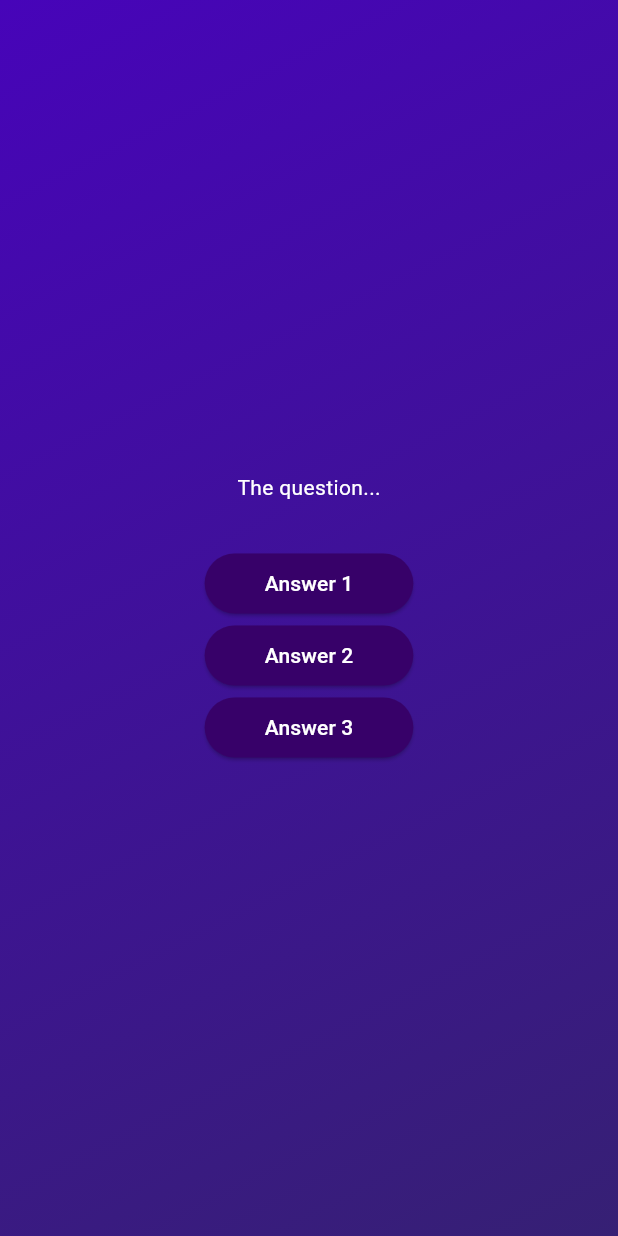
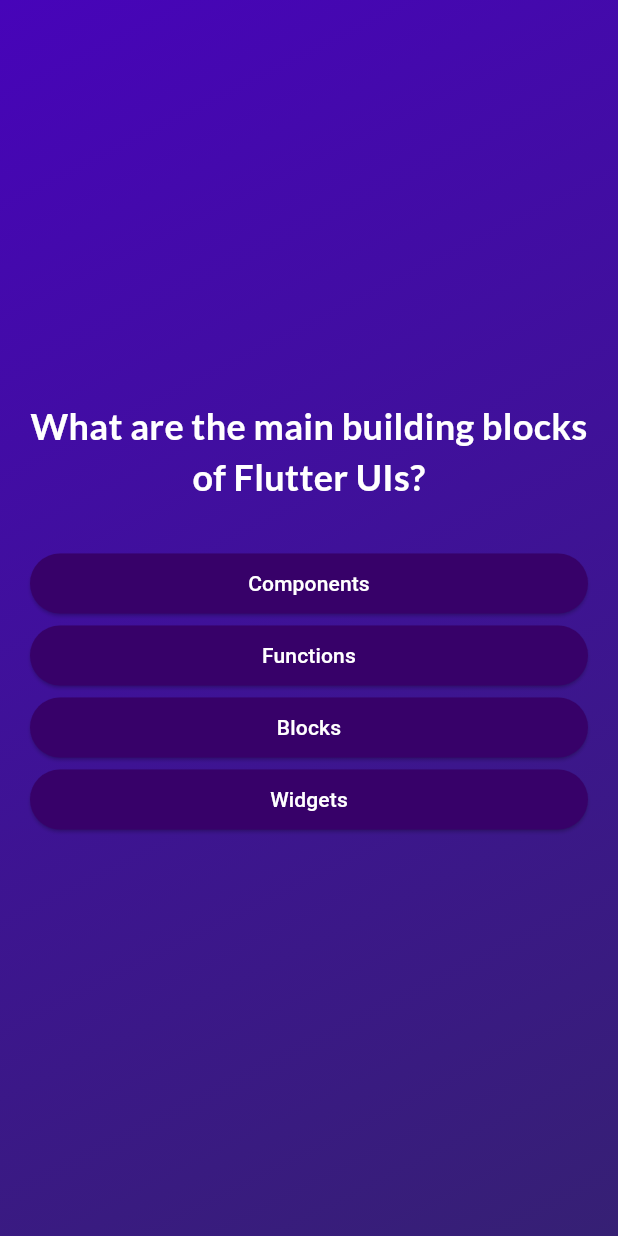
Before and after one commit to c13rryy/quiz_app, a Flutter app: the screen it shows after launch, after a tap on "Start Quiz", on a phone screen of 412 x 824 dp. Run offline on Flutter 3.47's test engine with Material 3 defaults, Android fonts, the phone set to English and light mode, and no system bars; our stand-ins replace google_fonts.

```diff
--- a/lib/answer_button.dart
+++ b/lib/answer_button.dart
@@ -16,7 +16,7 @@ class AnswerButton extends StatelessWidget {
         padding: const EdgeInsets.symmetric(horizontal: 40, vertical: 10),
         shape: RoundedRectangleBorder(borderRadius: BorderRadius.circular(40)),
       ),
-      child: Text(text),
+      child: Text(text, textAlign: TextAlign.center),
     );
   }
 }
--- a/lib/models/quiz_questions.dart
+++ b/lib/models/quiz_questions.dart
@@ -3,4 +3,9 @@ class QuizQuestions {
 
   final String text;
   final List<String> answers;
+
+  List<String> getShuffledAnswers() {
+    final shuffledList = List.of(answers)..shuffle();
+    return shuffledList;
+  }
 }
--- a/lib/questions_screen.dart
+++ b/lib/questions_screen.dart
@@ -1,8 +1,12 @@
 import 'package:flutter/material.dart';
 import 'package:quiz_app/answer_button.dart';
+import 'package:quiz_app/data/questions.dart';
+import 'package:google_fonts/google_fonts.dart';
 
 class QuestionsScreen extends StatefulWidget {
-  const QuestionsScreen({super.key});
+  const QuestionsScreen({super.key, required this.onSelectAnswer});
+
+  final void Function(String answer) onSelectAnswer;
 
   @override
   State<QuestionsScreen> createState() {
@@ -11,25 +15,47 @@ class QuestionsScreen extends StatefulWidget {
 }
 
 class _QuestionsScreenState extends State<QuestionsScreen> {
+  int _listIdx = 0;
+
+  void answerQuestions(String selectedAnswer) {
+    widget.onSelectAnswer(selectedAnswer);
+    setState(() {
+      _listIdx++;
+    });
+  }
+
   @override
   Widget build(BuildContext context) {
+    final currentQuestions = questions[_listIdx];
+
     return SizedBox(
       width: double.infinity,
-      child: Column(
-        mainAxisAlignment: MainAxisAlignment.center,
-        children: [
-          const Text('The question...', style: TextStyle(color: Colors.white)),
-          const SizedBox(height: 30),
-          AnswerButton(text: 'Answer 1', pressFn: () {
-
-          },),
-          AnswerButton(text: 'Answer 2', pressFn: () {
-
-          },),
-          AnswerButton(text: 'Answer 3', pressFn: () {
-
-          },),
-        ],
+      child: Container(
+        margin: const EdgeInsets.all(20),
+        child: Column(
+          mainAxisAlignment: MainAxisAlignment.center,
+          crossAxisAlignment: CrossAxisAlignment.stretch,
+          children: [
+            Text(
+              currentQuestions.text,
+              style: GoogleFonts.lato(
+                color: Colors.white,
+                fontSize: 24,
+                fontWeight: FontWeight.bold,
+              ),
+              textAlign: TextAlign.center,
+            ),
+            const SizedBox(height: 30),
+            ...currentQuestions.getShuffledAnswers().map(
+              (el) => AnswerButton(
+                text: el,
+                pressFn: () {
+                  answerQuestions(el);
+                },
+              ),
+            ),
+          ],
+        ),
       ),
     );
   }
--- a/lib/quiz.dart
+++ b/lib/quiz.dart
@@ -1,5 +1,7 @@
 import 'package:flutter/material.dart';
+import 'package:quiz_app/data/questions.dart';
 import 'package:quiz_app/questions_screen.dart';
+import 'package:quiz_app/result_screen.dart';
 import 'package:quiz_app/start_screen.dart';
 
 class Quiz extends StatefulWidget {
@@ -14,6 +16,7 @@ class Quiz extends StatefulWidget {
 class _QuizState extends State<Quiz> {
   /*  Widget? activeScreen; */
 
+  final List<String> selectedAnswers = [];
   var activeScreen = 'start-screen';
 
   /*   @override
@@ -28,11 +31,42 @@ class _QuizState extends State<Quiz> {
     });
   }
 
+  void chooseAnswer(String answer) {
+    selectedAnswers.add(answer);
+
+    if (selectedAnswers.length == questions.length) {
+      setState(() {
+        activeScreen = 'result-screen';
+      });
+    }
+  }
+
+  void resetQuiz() {
+    setState(() {
+      selectedAnswers.clear();
+      activeScreen = 'start-screen';
+    });
+  }
+
   @override
   Widget build(BuildContext context) {
-    final screenWidget = activeScreen == 'start-screen'
+    /*   final screenWidget = activeScreen == 'start-screen'
         ? StartScreen(switchScreen)
         : const QuestionsScreen();
+ */
+    Widget screenWidget;
+
+    switch (activeScreen) {
+      case 'questions-screen':
+        screenWidget = QuestionsScreen(onSelectAnswer: chooseAnswer);
+      case 'result-screen':
+        screenWidget = ResultScreen(
+          choosenAnswers: selectedAnswers,
+          resetQuiz: resetQuiz,
+        );
+      default:
+        screenWidget = StartScreen(switchScreen);
+    }
 
     return MaterialApp(
       home: Scaffold(
@@ -47,7 +81,7 @@ class _QuizState extends State<Quiz> {
               end: Alignment.bottomRight,
             ),
           ),
-          child: screenWidget
+          child: screenWidget,
         ),
       ),
     );
--- a/lib/start_screen.dart
+++ b/lib/start_screen.dart
@@ -1,4 +1,5 @@
 import 'package:flutter/material.dart';
+import 'package:google_fonts/google_fonts.dart';
 
 class StartScreen extends StatelessWidget {
   const StartScreen(this.startQuiz, {super.key});
@@ -17,9 +18,9 @@ class StartScreen extends StatelessWidget {
             color: const Color.fromARGB(150, 255, 255, 255),
           ),
           const SizedBox(height: 80),
-          const Text(
+           Text(
             'Learn Flutter the fun way',
-            style: TextStyle(color: Colors.white, fontSize: 24),
+            style: GoogleFonts.lato(color: Colors.white, fontSize: 24),
           ),
           const SizedBox(height: 30),
           OutlinedButton.icon(
--- a/pubspec.yaml
+++ b/pubspec.yaml
@@ -34,6 +34,7 @@ dependencies:
   # The following adds the Cupertino Icons font to your application.
   # Use with the CupertinoIcons class for iOS style icons.
   cupertino_icons: ^1.0.8
+  google_fonts: ^6.2.1
 
 dev_dependencies:
   flutter_test:
```
Also changed, not shown: lib/questions_summary/questions_idx.dart (added, +35 -0 lines), lib/questions_summary/questions_summary.dart (added, +25 -0 lines), lib/questions_summary/summary_item.dart (added, +59 -0 lines), lib/result_screen.dart (added, +69 -0 lines), pubspec.lock, 1 other file.
